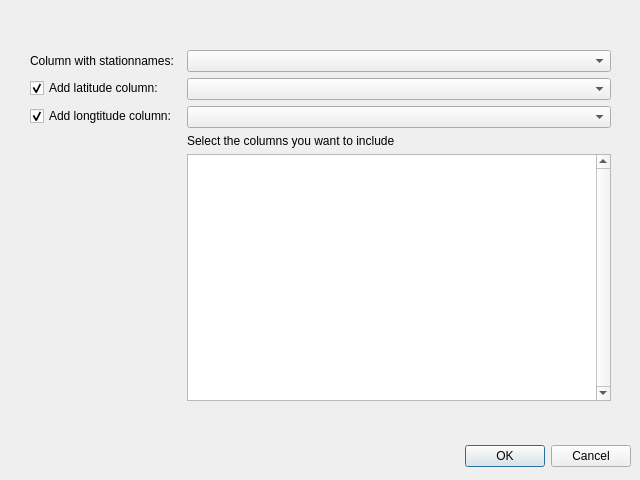
Above: metobs_gui/qt_windows/templ_build_meta_data.ui from vergauwenthomas/MetObs_GUI before the change. Below: the same form after it.
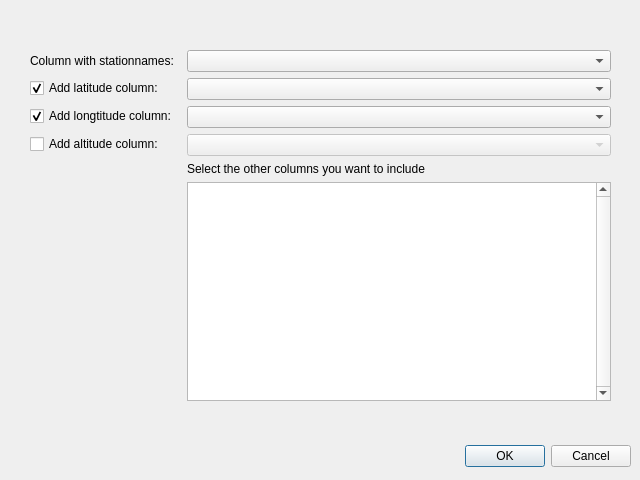
That is the form after the change.

Diff of the .ui file:
```diff
--- a/metobs_gui/qt_windows/templ_build_meta_data.ui
+++ b/metobs_gui/qt_windows/templ_build_meta_data.ui
@@ -75,7 +75,7 @@
     <item row="2" column="1">
      <widget class="QComboBox" name="lon_spinner"/>
     </item>
-    <item row="4" column="1">
+    <item row="5" column="1">
      <widget class="QListWidget" name="othercols">
       <property name="acceptDrops">
        <bool>false</bool>
@@ -91,10 +91,30 @@
       </property>
      </widget>
     </item>
-    <item row="3" column="1">
+    <item row="4" column="1">
      <widget class="QLabel" name="label_2">
       <property name="text">
-       <string>Select the columns you want to include</string>
+       <string>Select the other columns you want to include</string>
+      </property>
+     </widget>
+    </item>
+    <item row="3" column="1">
+     <widget class="QComboBox" name="alt_spinner">
+      <property name="enabled">
+       <bool>false</bool>
+      </property>
+     </widget>
+    </item>
+    <item row="3" column="0">
+     <widget class="QCheckBox" name="altbox">
+      <property name="enabled">
+       <bool>true</bool>
+      </property>
+      <property name="text">
+       <string>Add altitude column: </string>
+      </property>
+      <property name="checked">
+       <bool>false</bool>
       </property>
      </widget>
     </item>
```
